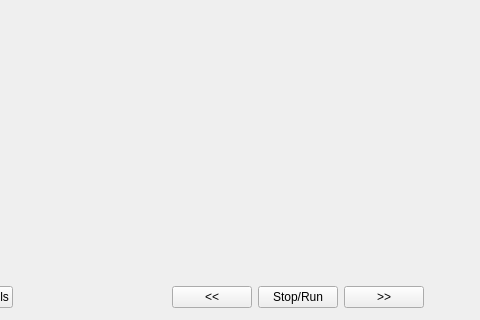
This is retroshare-gui/src/gui/PhotoShare/PhotoSlideShow.ui in RetroShare/RetroShare as Qt 5 draws it before an edit; both pictures show x 104 to 584 and y 351 to 671 of the 747 by 671 pixel window. The edited form follows.
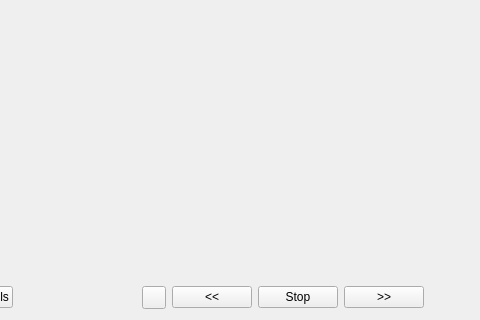
This is the edited form. Icons and pictures are not drawn.

Commit message: Changed to switch Start/Stop button text, when Slide is running or not.

Patch:
```diff
--- a/retroshare-gui/src/gui/PhotoShare/PhotoSlideShow.ui
+++ b/retroshare-gui/src/gui/PhotoShare/PhotoSlideShow.ui
@@ -10,6 +10,9 @@
     <height>671</height>
    </rect>
   </property>
+  <property name="autoFillBackground">
+   <bool>false</bool>
+  </property>
   <layout class="QVBoxLayout" name="verticalLayout">
    <item>
     <layout class="QGridLayout" name="gridLayout">
@@ -99,7 +102,7 @@
          <normaloff>:/images/window_fullscreen.png</normaloff>:/images/window_fullscreen.png</iconset>
        </property>
        <property name="autoRaise">
-        <bool>true</bool>
+        <bool>false</bool>
        </property>
       </widget>
      </item>
@@ -113,7 +116,7 @@
      <item>
       <widget class="QPushButton" name="pushButton_StartStop">
        <property name="text">
-        <string>Stop/Run</string>
+        <string>Stop</string>
        </property>
       </widget>
      </item>
```
Left out of the diff: 3 changed lines with no effect on the pictures. The commit also changes 1 other file.
